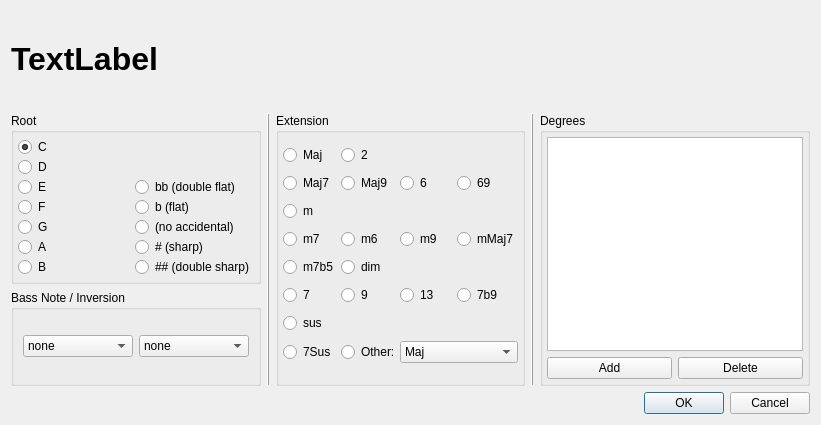
The window that mscore/mscore/chordedit.ui (musescore/musescore-old) describes before a commit, drawn with Qt 5.
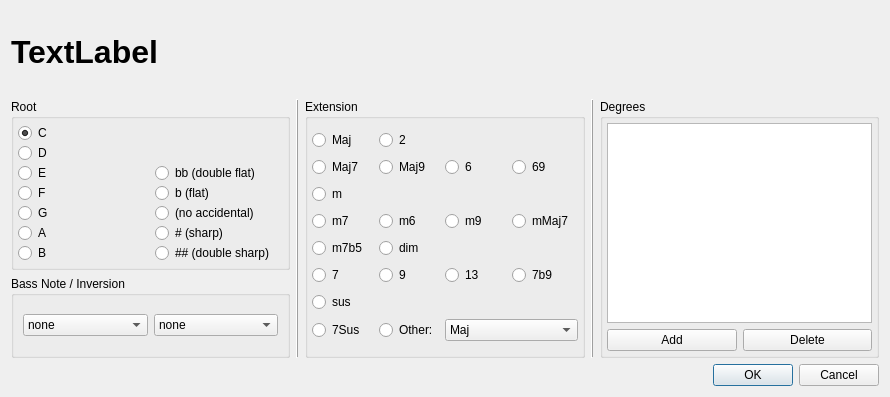
The same window after the commit.

Patch:
```diff
--- a/mscore/mscore/chordedit.ui
+++ b/mscore/mscore/chordedit.ui
@@ -5,8 +5,8 @@
    <rect>
     <x>0</x>
     <y>0</y>
-    <width>821</width>
-    <height>425</height>
+    <width>890</width>
+    <height>397</height>
    </rect>
   </property>
   <property name="windowTitle" >
```
